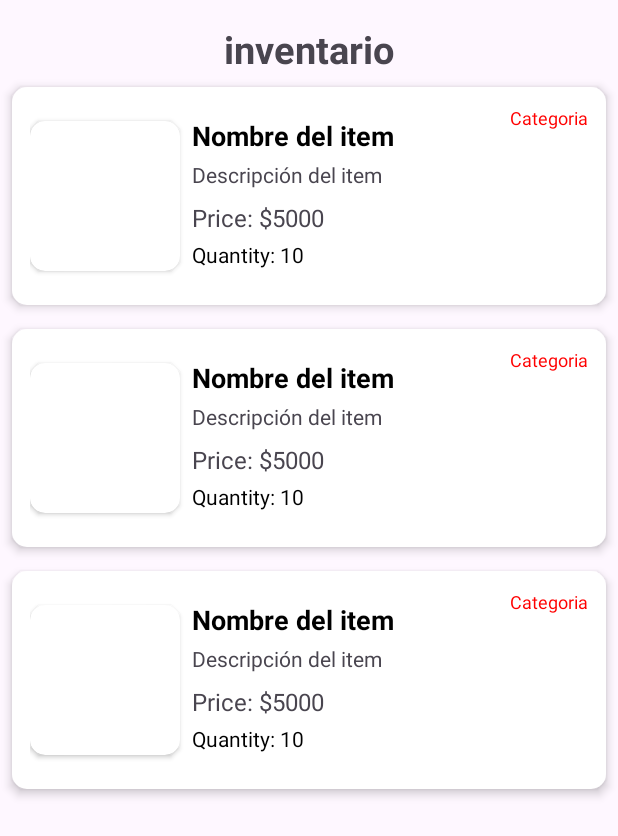
After one commit to MauMG03/equipoNueve, an Android app: the layout fragment_home.xml on its own in the app's theme, with its tools: preview values and no code run, on a phone screen of 412 x 824 dp. The commit adds this screen. Shown: the top 836 px of the screen. Run offline under Robolectric (Android 15) with nearby library versions, the phone set to English and light mode, and no system bars.

Commit message:
feat(Home): FireStore items
Added:
- Item model
- Item dao
- Item repository
- Item viewModel
- Item recycler view

```diff
--- a/app/src/main/java/com/example/miniproyecto2/App.kt
+++ b/app/src/main/java/com/example/miniproyecto2/App.kt
@@ -4,5 +4,4 @@ import android.app.Application
 import dagger.hilt.android.HiltAndroidApp
 
 @HiltAndroidApp
-class App: Application() {
-}
+class App: Application()
--- /dev/null
+++ b/app/src/main/res/drawable/inventory_item_background.xml
@@ -0,0 +1,5 @@
+<shape xmlns:android="http://schemas.android.com/apk/res/android"
+    android:shape="rectangle">
+    <solid android:color="#FFFFFF"/>
+    <corners android:radius="10dp"/>
+</shape>
--- /dev/null
+++ b/app/src/main/res/layout/fragment_home.xml
@@ -0,0 +1,39 @@
+<?xml version="1.0" encoding="utf-8"?>
+<layout xmlns:android="http://schemas.android.com/apk/res/android"
+    xmlns:tools="http://schemas.android.com/tools"
+    xmlns:app="http://schemas.android.com/apk/res-auto">
+
+    <data>
+
+    </data>
+
+    <androidx.constraintlayout.widget.ConstraintLayout
+        android:layout_width="match_parent"
+        android:layout_height="match_parent"
+        tools:context=".view.fragment.HomeInventoryFragment">
+
+        <TextView
+            android:id="@+id/tvTitulo"
+            android:layout_width="wrap_content"
+            android:layout_height="wrap_content"
+            android:text="inventario"
+            android:textStyle="bold"
+            android:layout_marginVertical="15dp"
+            android:textSize="25sp"
+            app:layout_constraintTop_toTopOf="parent"
+            app:layout_constraintStart_toStartOf="parent"
+            app:layout_constraintEnd_toEndOf="parent" />
+
+        <androidx.recyclerview.widget.RecyclerView
+            android:id="@+id/recyclerview"
+            android:layout_width="match_parent"
+            android:layout_height="0dp"
+            android:layout_marginBottom="20dp"
+            tools:listitem="@layout/inventory_item"
+            app:layout_constraintTop_toBottomOf="@+id/tvTitulo"
+            app:layout_constraintStart_toStartOf="parent"
+            app:layout_constraintEnd_toEndOf="parent"
+            app:layout_constraintBottom_toBottomOf="parent"/>
+
+    </androidx.constraintlayout.widget.ConstraintLayout>
+</layout>
--- /dev/null
+++ b/app/src/main/res/layout/inventory_item.xml
@@ -0,0 +1,93 @@
+<?xml version="1.0" encoding="utf-8"?>
+<layout xmlns:android="http://schemas.android.com/apk/res/android"
+    xmlns:app="http://schemas.android.com/apk/res-auto">
+
+    <data>
+    </data>
+
+    <androidx.constraintlayout.widget.ConstraintLayout
+        android:id="@+id/inventoryItem"
+        android:layout_width="match_parent"
+        android:layout_height="wrap_content"
+        android:padding="12dp"
+        android:background="@drawable/inventory_item_background"
+        android:elevation="4dp"
+        android:layout_margin="8dp">
+
+        <androidx.cardview.widget.CardView
+            android:id="@+id/imageItemCard"
+            android:layout_width="100dp"
+            android:layout_height="100dp"
+            app:cardCornerRadius="10dp"
+            app:layout_constraintStart_toStartOf="parent"
+            app:layout_constraintTop_toTopOf="parent"
+            app:layout_constraintBottom_toBottomOf="parent"
+            android:layout_marginEnd="16dp">
+            <ImageView
+                android:id="@+id/imageItem"
+                android:layout_width="match_parent"
+                android:layout_height="match_parent"
+                android:scaleType="centerCrop"/>
+        </androidx.cardview.widget.CardView>
+
+        <LinearLayout
+            android:layout_width="0dp"
+            android:layout_height="wrap_content"
+            android:orientation="vertical"
+            app:layout_constraintStart_toEndOf="@id/imageItemCard"
+            app:layout_constraintTop_toTopOf="parent"
+            app:layout_constraintEnd_toEndOf="parent"
+            app:layout_constraintBottom_toBottomOf="parent"
+            android:padding="8dp">
+
+            <TextView
+                android:id="@+id/itemName"
+                android:layout_width="match_parent"
+                android:layout_height="wrap_content"
+                android:text="Nombre del item"
+                android:textColor="@color/black"
+                android:textSize="18sp"
+                android:textStyle="bold"
+                android:layout_marginBottom="4dp" />
+
+            <TextView
+                android:id="@+id/itemDescription"
+                android:layout_width="match_parent"
+                android:layout_height="wrap_content"
+                android:text="Descripción del item"
+                android:textSize="14sp"
+                android:layout_marginBottom="8dp" />
+
+            <TextView
+                android:id="@+id/itemPrice"
+                android:layout_width="match_parent"
+                android:layout_height="wrap_content"
+                android:text="Price: $5000"
+                android:textSize="16sp"
+                android:layout_marginBottom="4dp" />
+
+            <TextView
+                android:id="@+id/itemQuantity"
+                android:layout_width="match_parent"
+                android:layout_height="wrap_content"
+                android:text="Quantity: 10"
+                android:textColor="@color/black"
+                android:textSize="14sp"
+                android:layout_marginBottom="4dp" />
+
+        </LinearLayout>
+
+        <TextView
+            android:id="@+id/itemCategory"
+            android:layout_width="wrap_content"
+            android:layout_height="wrap_content"
+            app:layout_constraintEnd_toEndOf="parent"
+            app:layout_constraintTop_toTopOf="parent"
+            android:layout_marginTop="0dp"
+            android:layout_marginEnd="0dp"
+            android:textColor="#FF0000"
+            android:text="Categoria"
+            android:textSize="12sp" />
+
+    </androidx.constraintlayout.widget.ConstraintLayout>
+</layout>
```
Also changed, not shown: app/src/main/java/com/example/miniproyecto2/data/IInventoryDao.kt (added, +7 -0 lines), app/src/main/java/com/example/miniproyecto2/data/InventoryDao.kt (added, +32 -0 lines), app/src/main/java/com/example/miniproyecto2/di/Module.kt (+10 -0 lines), app/src/main/java/com/example/miniproyecto2/model/Item.kt (added, +12 -0 lines), app/src/main/java/com/example/miniproyecto2/repository/InventoryRepository.kt (added, +18 -0 lines), app/src/main/java/com/example/miniproyecto2/view/adapter/InventoryAdapter.kt (added, +26 -0 lines), app/src/main/java/com/example/miniproyecto2/view/fragment/HomeFragment.kt (added, +53 -0 lines), app/src/main/java/com/example/miniproyecto2/view/viewholder/InventoryViewHolder.kt (added, +28 -0 lines), app/src/main/java/com/example/miniproyecto2/viewmodel/InventoryViewModel.kt (added, +30 -0 lines), app/src/main/res/layout/activity_main.xml (+8 -5 lines).
